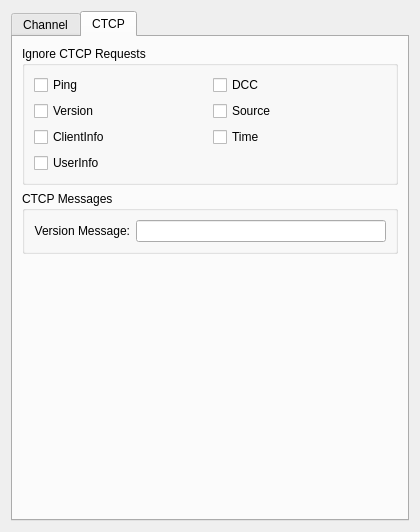
Old version of the form libaki/dialogs/ircpage.ui in the repository KDE/aki.
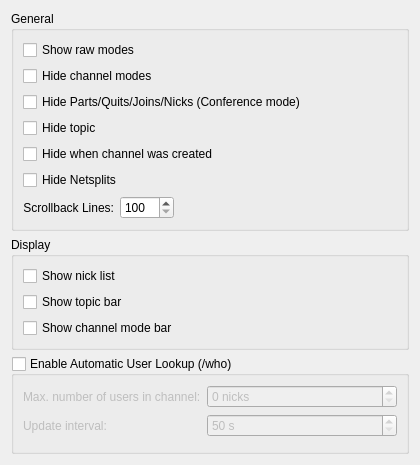
New version of the form. The open tabs and pages were chosen to show the change. Custom widgets are drawn as their Qt base class.

Commit message: Added macro information to the CMakeLists.txt Made plugins directory optional Made changes to support the new NickInfo instead of plain QString Made changes to dialogs to use QFormLayout where fitted Made it only possible to use intergers for QuickConnection port Fixed two outstanding issues with edit and delete server Removed the useless signals from KConfigXT as I went and did it a different way Added an option to support to hide netsplits (Haven't tested yet)

```diff
--- a/libaki/dialogs/ircpage.ui
+++ b/libaki/dialogs/ircpage.ui
@@ -7,7 +7,7 @@
     <x>0</x>
     <y>0</y>
     <width>420</width>
-    <height>532</height>
+    <height>465</height>
    </rect>
   </property>
   <property name="windowTitle">
@@ -17,40 +17,17 @@
    <item row="0" column="0">
     <layout class="QGridLayout" name="gridLayout">
      <item row="0" column="0">
-      <widget class="KTabWidget" name="ktabwidget">
-       <property name="currentIndex">
-        <number>0</number>
-       </property>
-       <widget class="QWidget" name="tab_2">
-        <attribute name="title">
-         <string>Channel</string>
-        </attribute>
-        <layout class="QGridLayout" name="gridLayout_6">
-         <item row="0" column="0">
-          <layout class="QGridLayout" name="gridLayout_5">
-           <item row="0" column="0">
             <widget class="QGroupBox" name="groupBox">
              <property name="title">
               <string>General</string>
              </property>
              <layout class="QGridLayout" name="gridLayout_10">
               <item row="0" column="0">
-               <layout class="QGridLayout" name="gridLayout_9">
-                <item row="0" column="0" colspan="2">
-                 <widget class="QCheckBox" name="kcfg_showRawModes">
-                  <property name="text">
-                   <string>Show raw modes</string>
-                  </property>
-                 </widget>
-                </item>
-                <item row="2" column="0" colspan="2">
-                 <widget class="QCheckBox" name="kcfg_conferenceMode">
-                  <property name="text">
-                   <string>Hide Parts/Quits/Joins/Nicks (Conference mode)</string>
-                  </property>
-                 </widget>
-                </item>
-                <item row="5" column="0">
+         <layout class="QFormLayout" name="formLayout">
+          <property name="fieldGrowthPolicy">
+           <enum>QFormLayout::ExpandingFieldsGrow</enum>
+          </property>
+          <item row="6" column="0">
                  <widget class="QLabel" name="label">
                   <property name="text">
                    <string>Scrollback Lines:</string>
@@ -60,7 +37,7 @@
                   </property>
                  </widget>
                 </item>
-                <item row="5" column="1">
+          <item row="6" column="1">
                  <widget class="KIntSpinBox" name="kcfg_scrollbackLines">
                   <property name="minimum">
                    <number>100</number>
@@ -73,10 +50,10 @@
                   </property>
                  </widget>
                 </item>
-                <item row="3" column="0" colspan="2">
-                 <widget class="QCheckBox" name="kcfg_hideTopic">
+          <item row="5" column="0" colspan="2">
+           <widget class="QCheckBox" name="kcfg_hideNetsplits">
                   <property name="text">
-                   <string>Hide topic</string>
+             <string>Hide Netsplits</string>
                   </property>
                  </widget>
                 </item>
@@ -87,6 +64,20 @@
                   </property>
                  </widget>
                 </item>
+          <item row="3" column="0" colspan="2">
+           <widget class="QCheckBox" name="kcfg_hideTopic">
+            <property name="text">
+             <string>Hide topic</string>
+            </property>
+           </widget>
+          </item>
+          <item row="2" column="0" colspan="2">
+           <widget class="QCheckBox" name="kcfg_conferenceMode">
+            <property name="text">
+             <string>Hide Parts/Quits/Joins/Nicks (Conference mode)</string>
+            </property>
+           </widget>
+          </item>
                 <item row="1" column="0" colspan="2">
                  <widget class="QCheckBox" name="kcfg_hideChannelModes">
                   <property name="text">
@@ -94,6 +85,13 @@
                   </property>
                  </widget>
                 </item>
+          <item row="0" column="0" colspan="2">
+           <widget class="QCheckBox" name="kcfg_showRawModes">
+            <property name="text">
+             <string>Show raw modes</string>
+            </property>
+           </widget>
+          </item>
                </layout>
               </item>
              </layout>
@@ -106,22 +104,22 @@
              </property>
              <layout class="QGridLayout" name="gridLayout_12">
               <item row="0" column="0">
-               <layout class="QGridLayout" name="gridLayout_11">
-                <item row="0" column="0">
+         <layout class="QFormLayout" name="formLayout_2">
+          <item row="0" column="0" colspan="2">
                  <widget class="QCheckBox" name="kcfg_showNickList">
                   <property name="text">
                    <string>Show nick list</string>
                   </property>
                  </widget>
                 </item>
-                <item row="1" column="0">
+          <item row="1" column="0" colspan="2">
                  <widget class="QCheckBox" name="kcfg_showTopicBar">
                   <property name="text">
                    <string>Show topic bar</string>
                   </property>
                  </widget>
                 </item>
-                <item row="2" column="0">
+          <item row="2" column="0" colspan="2">
                  <widget class="QCheckBox" name="kcfg_showChannelModeBar">
                   <property name="text">
                    <string>Show channel mode bar</string>
@@ -144,9 +142,9 @@
              <property name="checked">
               <bool>false</bool>
              </property>
-             <layout class="QGridLayout" name="gridLayout_14">
+       <layout class="QGridLayout" name="gridLayout_5">
               <item row="0" column="0">
-               <layout class="QGridLayout" name="gridLayout_13">
+         <layout class="QFormLayout" name="formLayout_3">
                 <item row="0" column="0">
                  <widget class="QLabel" name="label_2">
                   <property name="text">
@@ -154,13 +152,6 @@
                   </property>
                  </widget>
                 </item>
-                <item row="1" column="0">
-                 <widget class="QLabel" name="label_3">
-                  <property name="text">
-                   <string>Update interval:</string>
-                  </property>
-                 </widget>
-                </item>
                 <item row="0" column="1">
                  <widget class="KIntSpinBox" name="kcfg_maxNumberOfUsers">
                   <property name="suffix">
@@ -180,6 +171,13 @@
                   </property>
                  </widget>
                 </item>
+          <item row="1" column="0">
+           <widget class="QLabel" name="label_3">
+            <property name="text">
+             <string>Update interval:</string>
+            </property>
+           </widget>
+          </item>
                 <item row="1" column="1">
                  <widget class="KIntSpinBox" name="kcfg_updateInterval">
                   <property name="suffix">
@@ -203,137 +201,6 @@
            </item>
           </layout>
          </item>
-         <item row="1" column="0">
-          <spacer name="verticalSpacer">
-           <property name="orientation">
-            <enum>Qt::Vertical</enum>
-           </property>
-           <property name="sizeHint" stdset="0">
-            <size>
-             <width>20</width>
-             <height>40</height>
-            </size>
-           </property>
-          </spacer>
-         </item>
-        </layout>
-       </widget>
-       <widget class="QWidget" name="tab_3">
-        <attribute name="title">
-         <string>CTCP</string>
-        </attribute>
-        <layout class="QGridLayout" name="gridLayout_8">
-         <item row="0" column="0">
-          <layout class="QGridLayout" name="gridLayout_7">
-           <item row="0" column="0">
-            <widget class="QGroupBox" name="groupBox_4">
-             <property name="title">
-              <string>Ignore CTCP Requests</string>
-             </property>
-             <layout class="QGridLayout" name="gridLayout_16">
-              <item row="0" column="0">
-               <layout class="QGridLayout" name="gridLayout_15">
-                <item row="0" column="0">
-                 <widget class="QCheckBox" name="kcfg_ignorePing">
-                  <property name="text">
-                   <string>Ping</string>
-                  </property>
-                 </widget>
-                </item>
-                <item row="1" column="0">
-                 <widget class="QCheckBox" name="kcfg_ignoreVersion">
-                  <property name="text">
-                   <string>Version</string>
-                  </property>
-                 </widget>
-                </item>
-                <item row="2" column="0">
-                 <widget class="QCheckBox" name="kcfg_ignoreClientInfo">
-                  <property name="text">
-                   <string>ClientInfo</string>
-                  </property>
-                 </widget>
-                </item>
-                <item row="0" column="1">
-                 <widget class="QCheckBox" name="kcfg_ignoreDcc">
-                  <property name="text">
-                   <string>DCC</string>
-                  </property>
-                 </widget>
-                </item>
-                <item row="1" column="1">
-                 <widget class="QCheckBox" name="kcfg_ignoreSource">
-                  <property name="text">
-                   <string>Source</string>
-                  </property>
-                 </widget>
-                </item>
-                <item row="2" column="1">
-                 <widget class="QCheckBox" name="kcfg_ignoreTime">
-                  <property name="text">
-                   <string>Time</string>
-                  </property>
-                 </widget>
-                </item>
-                <item row="3" column="0">
-                 <widget class="QCheckBox" name="kcfg_ignoreUserInfo">
-                  <property name="text">
-                   <string>UserInfo</string>
-                  </property>
-                 </widget>
-                </item>
-               </layout>
-              </item>
-             </layout>
-            </widget>
-           </item>
-           <item row="1" column="0">
-            <widget class="QGroupBox" name="groupBox_5">
-             <property name="title">
-              <string>CTCP Messages</string>
-             </property>
-             <layout class="QGridLayout" name="gridLayout_18">
-              <item row="0" column="0">
-               <layout class="QGridLayout" name="gridLayout_17">
-                <item row="0" column="0">
-                 <widget class="QLabel" name="label_4">
-                  <property name="text">
-                   <string>Version Message:</string>
-                  </property>
-                  <property name="alignment">
-                   <set>Qt::AlignRight|Qt::AlignTrailing|Qt::AlignVCenter</set>
-                  </property>
-                 </widget>
-                </item>
-                <item row="0" column="1">
-                 <widget class="KLineEdit" name="kcfg_ctcpVersionMessage"/>
-                </item>
-               </layout>
-              </item>
-             </layout>
-            </widget>
-           </item>
-           <item row="2" column="0">
-            <spacer name="verticalSpacer_2">
-             <property name="orientation">
-              <enum>Qt::Vertical</enum>
-             </property>
-             <property name="sizeHint" stdset="0">
-              <size>
-               <width>20</width>
-               <height>40</height>
-              </size>
-             </property>
-            </spacer>
-           </item>
-          </layout>
-         </item>
-        </layout>
-       </widget>
-      </widget>
-     </item>
-    </layout>
-   </item>
   </layout>
  </widget>
  <customwidgets>
@@ -342,17 +209,6 @@
    <extends>QSpinBox</extends>
    <header>knuminput.h</header>
   </customwidget>
-  <customwidget>
-   <class>KLineEdit</class>
-   <extends>QLineEdit</extends>
-   <header>klineedit.h</header>
-  </customwidget>
-  <customwidget>
-   <class>KTabWidget</class>
-   <extends>QTabWidget</extends>
-   <header>ktabwidget.h</header>
-   <container>1</container>
-  </customwidget>
  </customwidgets>
  <resources/>
  <connections/>
```
Left out of the diff: 4 changed lines with no effect on the pictures. Lines whose indentation alone changed are shown as unchanged. The commit also changes 21 other files.
